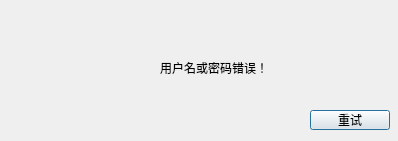
The window that dialogfail.ui (LingHunHuaShi/StudentManagingSystem) describes before a commit, drawn with Qt 5.
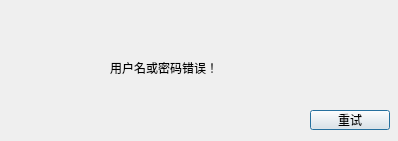
The same window after the commit.

```diff
--- a/dialogfail.ui
+++ b/dialogfail.ui
@@ -16,9 +16,9 @@
   <widget class="QLabel" name="label">
    <property name="geometry">
     <rect>
-     <x>160</x>
+     <x>110</x>
      <y>60</y>
-     <width>121</width>
+     <width>171</width>
      <height>16</height>
     </rect>
    </property>
```
Left out of the diff: 2 changed lines with no effect on the pictures.
